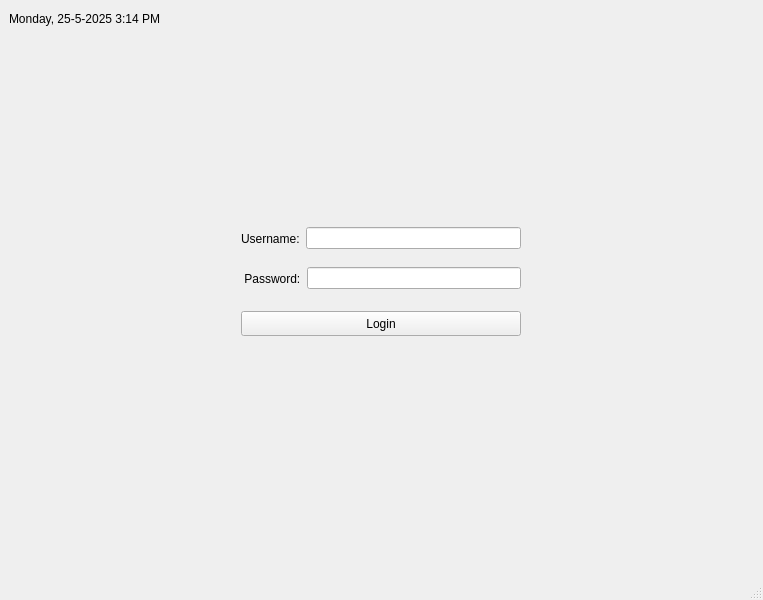
This is ros/mainwindow.ui in Asta224/qt as Qt 5 draws it before an edit. The edited form follows.
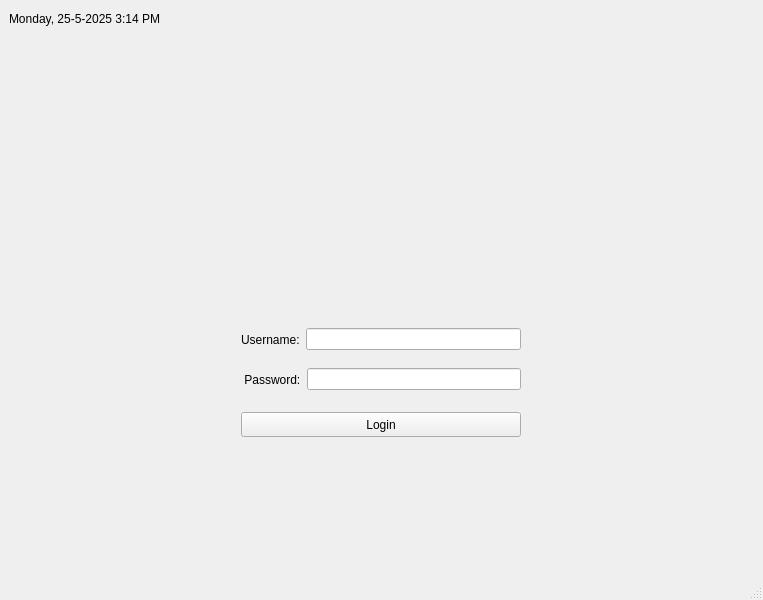
This is the edited form.

What changed in the file:
```diff
--- a/ros/mainwindow.ui
+++ b/ros/mainwindow.ui
@@ -56,6 +56,45 @@
       </layout>
      </widget>
     </item>
+    <item>
+     <spacer name="verticalSpacer_5">
+      <property name="orientation">
+       <enum>Qt::Vertical</enum>
+      </property>
+      <property name="sizeHint" stdset="0">
+       <size>
+        <width>20</width>
+        <height>40</height>
+       </size>
+      </property>
+     </spacer>
+    </item>
+    <item>
+     <layout class="QHBoxLayout" name="horizontalLayout">
+      <property name="topMargin">
+       <number>0</number>
+      </property>
+      <item>
+       <widget class="QLabel" name="logoLabel">
+        <property name="sizePolicy">
+         <sizepolicy hsizetype="Fixed" vsizetype="Fixed">
+          <horstretch>0</horstretch>
+          <verstretch>0</verstretch>
+         </sizepolicy>
+        </property>
+        <property name="minimumSize">
+         <size>
+          <width>150</width>
+          <height>150</height>
+         </size>
+        </property>
+        <property name="text">
+         <string/>
+        </property>
+       </widget>
+      </item>
+     </layout>
+    </item>
     <item>
      <spacer name="verticalSpacer_3">
       <property name="orientation">
```
